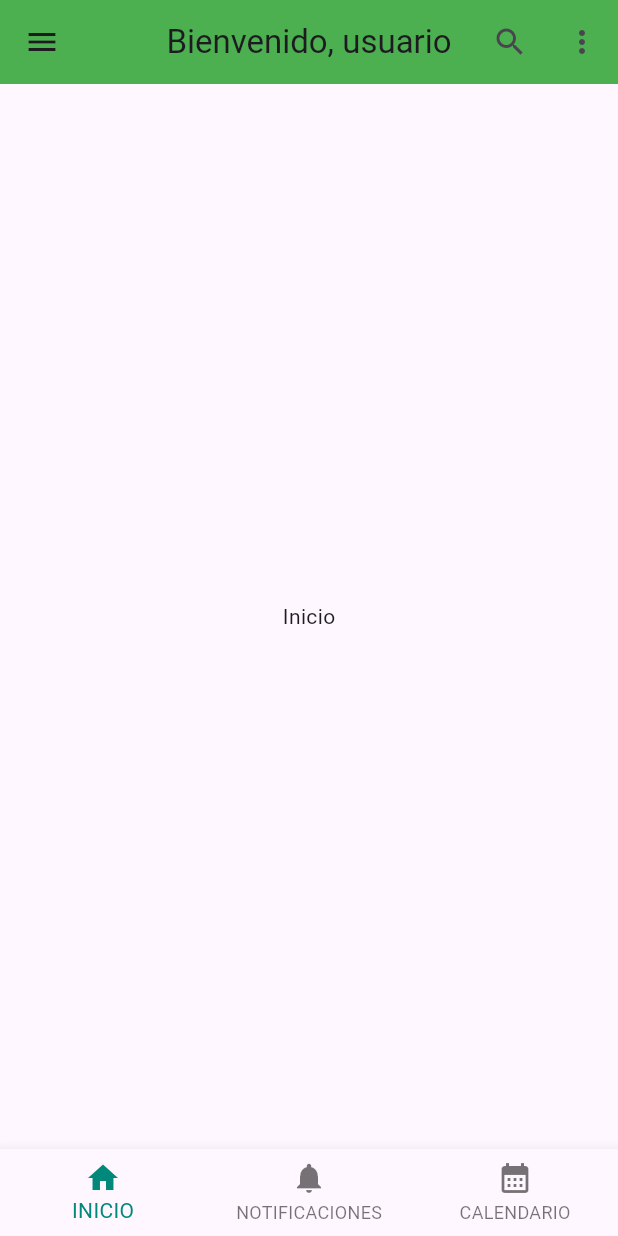
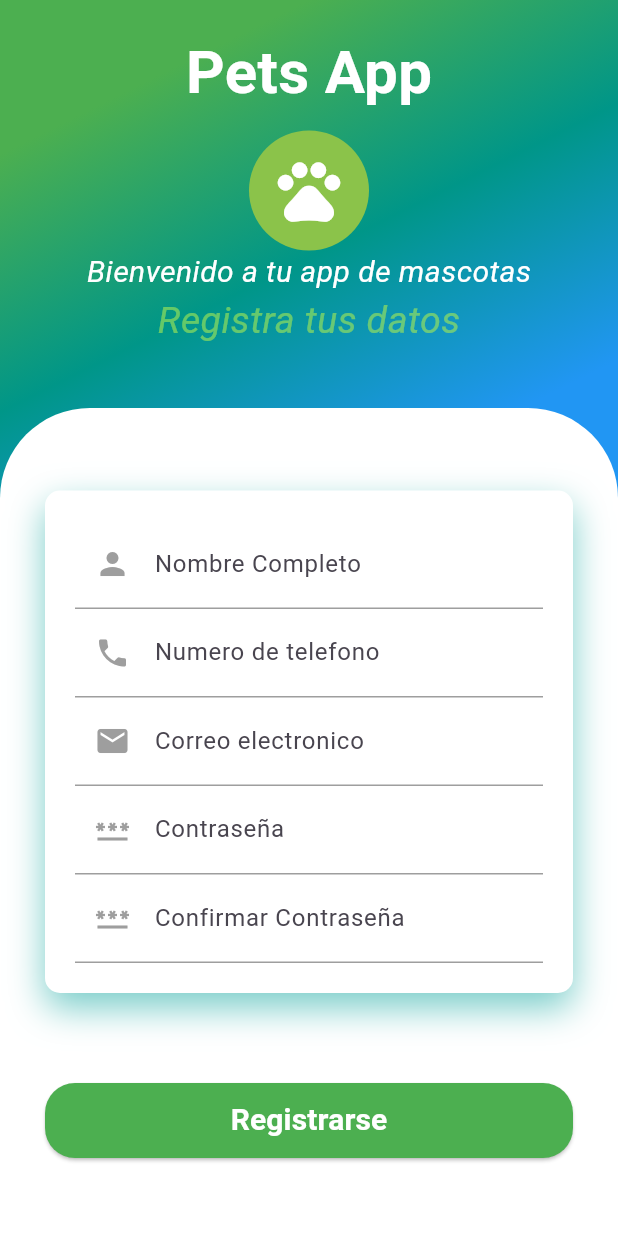
Before and after one commit to Carlos85349/project, a Flutter app: the screen it shows after launch, on a phone screen of 412 x 824 dp. Run offline on Flutter 3.47's test engine with Material 3 defaults, Android fonts, the phone set to English and light mode, and no system bars.

Commit message:
modificacion de custom_imput y creracion de register

```diff
--- a/lib/main.dart
+++ b/lib/main.dart
@@ -1,4 +1,5 @@
 import 'package:flutter/material.dart';
+import 'package:myapp/src/pages/fragments/register_page.dart';
 import 'package:myapp/src/pages/home_page.dart';
 import 'package:myapp/src/pages/login_page.dart';
 
@@ -13,8 +14,8 @@ class MyApp extends StatelessWidget {
   Widget build(BuildContext context) {
     return const MaterialApp(
       debugShowCheckedModeBanner: false,
-      title: 'Flutter Demo',
-      home: HomePage(),
+      title: 'Pets App',
+      home: RegisterPage(),
     );
   }
 }
--- /dev/null
+++ b/lib/src/pages/fragments/register_page.dart
@@ -0,0 +1,166 @@
+import 'package:flutter/material.dart';
+import 'package:myapp/src/widgets/custom_input.dart';
+
+class RegisterPage extends StatelessWidget {
+  const RegisterPage({super.key});
+  @override
+  Widget build(BuildContext context) {
+    return Scaffold(
+      body: Container(
+        padding: const EdgeInsets.symmetric(vertical: 0),
+        width: double.infinity,
+        decoration: const BoxDecoration(
+            gradient: LinearGradient(begin: Alignment.topCenter, colors: [
+          Colors.green,
+          Colors.teal,
+          Colors.blue,
+          Colors.blue,
+        ])),
+        child: Column(
+          children: <Widget>[
+            const Padding(
+              padding: EdgeInsets.all(20),
+              child: Column(
+                children: <Widget>[
+                  SizedBox(
+                    height: 0,
+                  ),
+                  Text(
+                    "Pets App",
+                    style: TextStyle(
+                        color: Colors.white,
+                        fontSize: 40,
+                        fontWeight: FontWeight.bold),
+                  ),
+                  SizedBox(
+                    height: 10,
+                  ),
+                  CircleAvatar(
+                    radius: 40,
+                    backgroundColor: Colors.lightGreen,
+                    child: Icon(
+                      Icons.pets,
+                      color: Colors.white,
+                      size: 50,
+                    ),
+                  ),
+                  SizedBox(
+                    height: 0,
+                  ),
+                  Text(
+                    "Bienvenido a tu app de mascotas",
+                    style: TextStyle(
+                        color: Colors.white,
+                        fontSize: 20,
+                        fontStyle: FontStyle.italic),
+                  ),
+                  Text(
+                    "Registra tus datos",
+                    style: TextStyle(
+                        color: Color.fromRGBO(163, 233, 84, 0.612),
+                        fontSize: 25,
+                        fontStyle: FontStyle.italic),
+                  )
+                ],
+              ),
+            ),
+            const SizedBox(
+              height: 20,
+            ),
+            Expanded(
+              child: Container(
+                decoration: const BoxDecoration(
+                  color: Colors.white,
+                  borderRadius: BorderRadius.only(
+                      topLeft: Radius.circular(60),
+                      topRight: Radius.circular(60)),
+                ),
+                child: SingleChildScrollView(
+                  child: Padding(
+                    padding: const EdgeInsets.all(30),
+                    child: Column(
+                      children: <Widget>[
+                        const SizedBox(
+                          height: 25,
+                        ),
+                        Container(
+                            padding: const EdgeInsets.all(20),
+                            decoration: BoxDecoration(
+                                color: Colors.white,
+                                borderRadius: BorderRadius.circular(10),
+                                boxShadow: const [
+                                  BoxShadow(
+                                    color: Color.fromRGBO(12, 164, 157, 0.552),
+                                    blurRadius: 20,
+                                    offset: Offset(0, 10),
+                                  )
+                                ]),
+                            child: const Column(
+                              children: <Widget>[
+                                CustomInput(
+                                  title: 'Nombre Completo ',
+                                  icon: Icons.person,
+                                ),
+                                CustomInput(
+                                  title: 'Numero de telefono',
+                                  icon: Icons.phone,
+                                ),
+                                CustomInput(
+                                  title: 'Correo electronico',
+                                  icon: Icons.email,
+                                ),
+                                CustomInput(
+                                  title: 'Contraseña',
+                                  icon: Icons.password,
+                                ),
+                                CustomInput(
+                                  title: 'Confirmar Contraseña',
+                                  icon: Icons.password,
+                                ),
+                              ],
+                            )),
+                        const SizedBox(
+                          height: 40,
+                        ),
+                        const SizedBox(
+                          height: 20,
+                        ),
+                        ElevatedButton(
+                          style: ElevatedButton.styleFrom(
+                            backgroundColor: Colors.green,
+                            shape: RoundedRectangleBorder(
+                              borderRadius: BorderRadius.circular(20),
+                            ),
+                          ),
+                          onPressed: () {},
+                          child: Container(
+                            height: 50,
+                            margin: const EdgeInsets.symmetric(horizontal: 50),
+                            decoration: BoxDecoration(
+                              borderRadius: BorderRadius.circular(20),
+                              color: Colors.green,
+                            ),
+                            child: const Center(
+                              child: Text(
+                                'Registrarse',
+                                style: TextStyle(
+                                  color: Colors.white,
+                                  fontWeight: FontWeight.bold,
+                                  fontSize: 20,
+                                ),
+                              ),
+                            ),
+                          ),
+                        ),
+                      ],
+                    ),
+                  ),
+                ),
+              ),
+            )
+          ],
+        ),
+      ),
+    );
+  }
+}
--- a/lib/src/widgets/custom_input.dart
+++ b/lib/src/widgets/custom_input.dart
@@ -4,24 +4,27 @@ class CustomInput extends StatelessWidget {
   const CustomInput({
     super.key,
     required this.title,
+    this.icon,
   });
 
   final String title;
+  final IconData? icon;
 
   @override
   Widget build(BuildContext context) {
     return Container(
       padding: const EdgeInsets.all(1),
       decoration: const BoxDecoration(
-        border: Border(bottom: BorderSide(color: Colors.grey))
+        border: Border(bottom: BorderSide(color: Colors.grey)),
       ),
       child: TextField(
         decoration: InputDecoration(
-            hintText: title,
-            hintStyle: const TextStyle(color: Colors.grey),
-            label: Text(title),
-            border: InputBorder.none,
-            ),
+          hintText: title,
+          hintStyle: const TextStyle(color: Colors.grey),
+          label: Text(title),
+          border: InputBorder.none,
+          prefixIcon: icon != null ? Icon(icon, color: Colors.grey) : null,
+        ),
       ),
     );
   }
```
